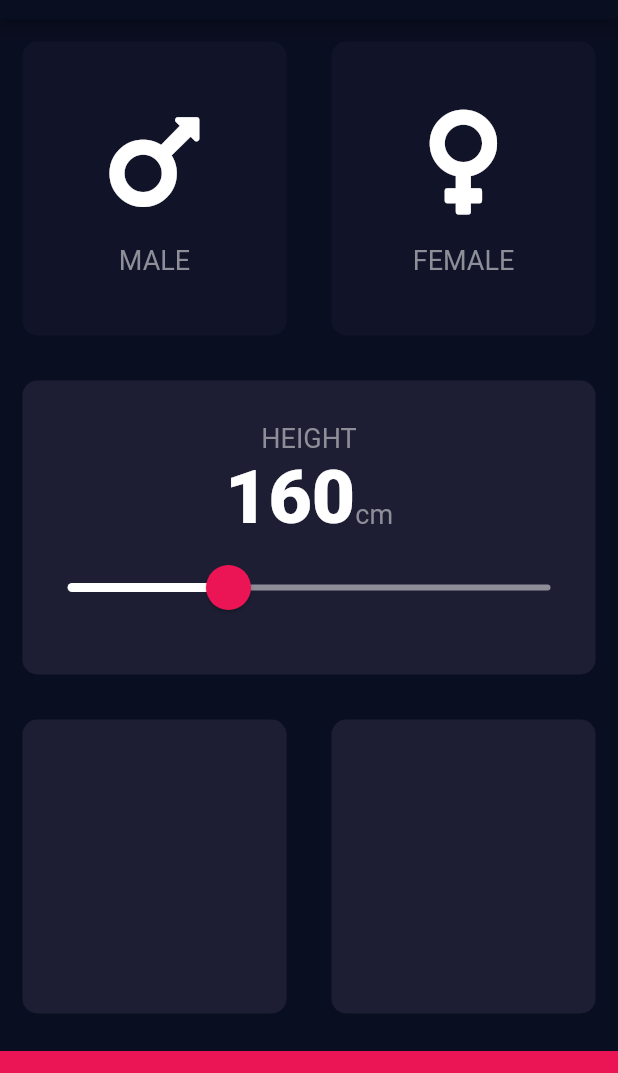
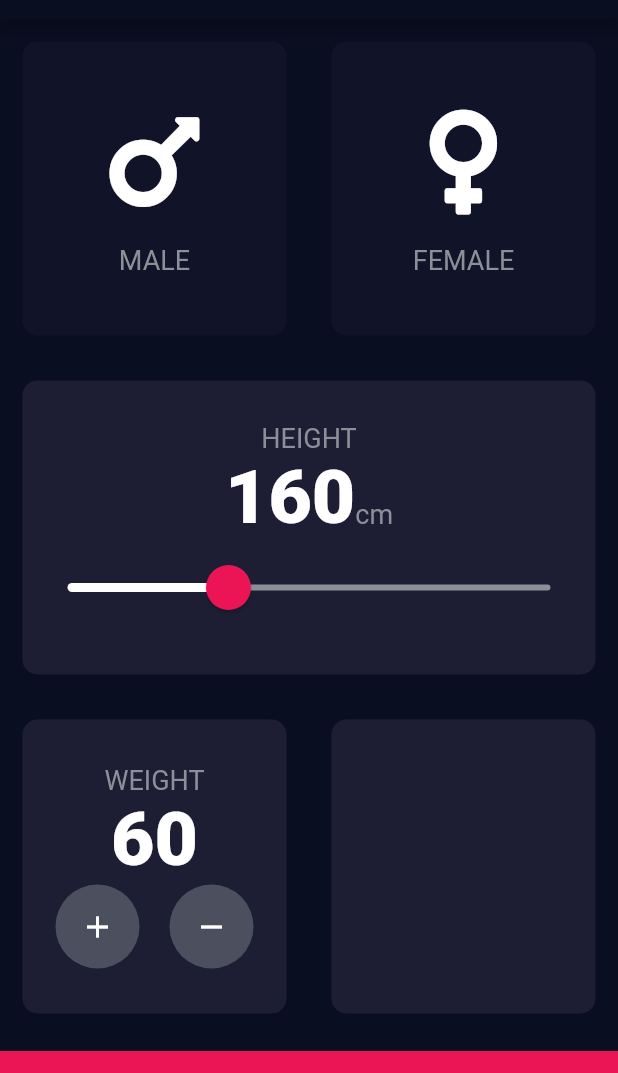
Before and after one commit to Mubanga/FlutterDev-6-BMI-Calculator, a Flutter app: the screen it shows after launch, on a phone screen of 412 x 824 dp, the part 65-1138 px from its top. Run offline on Flutter 3.47's test engine with Material 2 defaults, Android fonts, the phone set to English and light mode, and no system bars; our stand-ins replace font_awesome_flutter.

Commit message:
BMI Calculator: Weight Widget Add and Remove Rounded Buttons Implemented

```diff
--- a/lib/constants.dart
+++ b/lib/constants.dart
@@ -11,11 +11,14 @@ const kMAX_HEIGHT = 240.0;
  *  Colours
  */
 const kBottomContainerHeight = 80.0;
+
 const kActiveCardColour = Color(0xFF1D1E33);
 const kInactiveCardColour = Color(0xFF111328);
 const kColourBottomContainer = Color(0xFFEB1555);
 const kColourDetailCard = Color(0xFF1D1E33);
 const kColourTextDetailCard = Color(0xFF8D8E98);
+const kColourRoundedButton = Color(0xFF4C4F5E);
+
 const kSliderInActiveColour = kColourTextDetailCard;
 const kSliderActiveColour = kColourBottomContainer;
 const kSliderOverlayColour = Color(0x29EB1555);
--- a/lib/input_page.dart
+++ b/lib/input_page.dart
@@ -19,6 +19,7 @@ class _InputPageState extends State<InputPage> {
   Color femaleCardColour = kInactiveCardColour;
   Gender _currentGenderSelection;
   int _height = 160;
+  int _weight = 60;
 
   @override
   Widget build(BuildContext context) {
@@ -136,7 +137,48 @@ class _InputPageState extends State<InputPage> {
                 children: <Widget>[
                   Expanded(
                       flex: 2,
-                      child: SingleDetailCard(colour: kColourDetailCard)),
+                      child: SingleDetailCard(
+                        colour: kColourDetailCard,
+                        cardChild: Column(
+                          mainAxisAlignment: MainAxisAlignment.center,
+                          children: <Widget>[
+                            Text(
+                              "WEIGHT",
+                              style: kTextStyleLabel,
+                            ),
+                            Text(
+                              _weight.toString(),
+                              style: kTextStyleNumbers,
+                            ),
+                            Row(
+                              mainAxisAlignment: MainAxisAlignment.center,
+                              children: <Widget>[
+                                RoundedButton(
+                                  icon: Icons.add,
+                                  colour: Colors.white,
+                                  onClick: () {
+                                    setState(() {
+                                      _weight++;
+                                    });
+                                  },
+                                ),
+                                SizedBox(
+                                  width: 20,
+                                ),
+                                RoundedButton(
+                                  icon: Icons.remove,
+                                  colour: Colors.white,
+                                  onClick: () {
+                                    setState(() {
+                                      _weight--;
+                                    });
+                                  },
+                                )
+                              ],
+                            )
+                          ],
+                        ),
+                      )),
                   Expanded(
                       flex: 2,
                       child: SingleDetailCard(colour: kColourDetailCard))
@@ -152,28 +194,24 @@ class _InputPageState extends State<InputPage> {
       ),
     );
   }
+}
 
-  Container MultipleDetailCards(int CardNumber) {
-    List<Expanded> _NumberOfCards = [];
-    for (int x = 0; x < CardNumber; x++) {
-      Expanded card = Expanded(
-          flex: CardNumber, child: SingleDetailCard(colour: kColourDetailCard));
-      _NumberOfCards.add(card);
-    }
-    return Container(
-      child: Row(
-        children: _NumberOfCards,
-      ),
-    );
-  }
+class RoundedButton extends StatelessWidget {
+  final IconData icon;
+  final Color colour;
+  final Function onClick;
 
-  void updateGenderSelection() {
-    if (_currentGenderSelection == Gender.MALE) {
-      maleCardColour = kActiveCardColour;
-      femaleCardColour = kInactiveCardColour;
-    } else if (_currentGenderSelection == Gender.FEMALE) {
-      maleCardColour = kInactiveCardColour;
-      femaleCardColour = kActiveCardColour;
-    }
+  RoundedButton(
+      {@required this.icon, @required this.colour, @required this.onClick});
+
+  @override
+  Widget build(BuildContext context) {
+    return RawMaterialButton(
+        elevation: 0.0,
+        constraints: BoxConstraints.tightFor(height: 56.0, width: 56.0),
+        fillColor: kColourRoundedButton,
+        shape: CircleBorder(),
+        child: Icon(icon),
+        onPressed: onClick);
   }
 }
```
